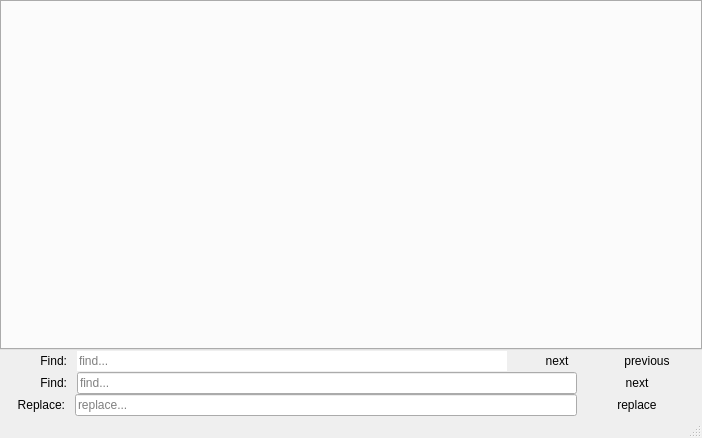
AndreaIdini/QSciTE, file resources/QSciTE.ui: the form before one commit.
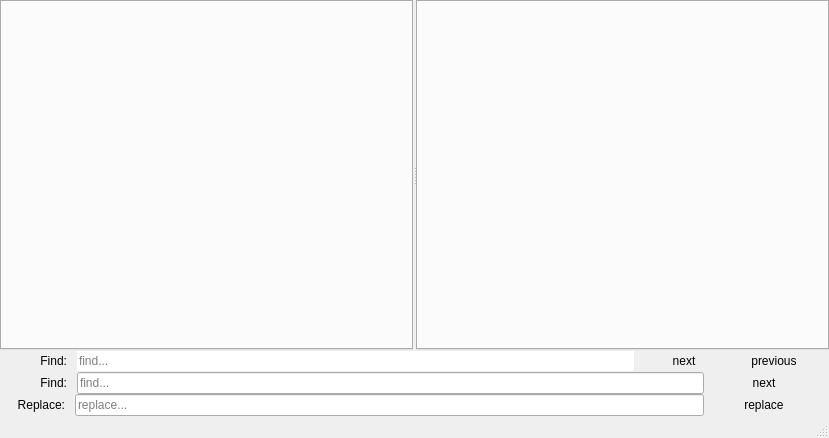
The form after the commit.

Commit message:
[NEW] Added support for side by side layouts
 - Also enabled the same ScintillaDocument to be open in two different views.

What changed in the file:
```diff
--- a/resources/QSciTE.ui
+++ b/resources/QSciTE.ui
@@ -6,7 +6,7 @@
    <rect>
     <x>0</x>
     <y>0</y>
-    <width>702</width>
+    <width>829</width>
     <height>438</height>
    </rect>
   </property>
@@ -14,6 +14,12 @@
    <string>QSciTE</string>
   </property>
   <widget class="QWidget" name="centralwidget">
+   <property name="sizePolicy">
+    <sizepolicy hsizetype="Preferred" vsizetype="Preferred">
+     <horstretch>0</horstretch>
+     <verstretch>0</verstretch>
+    </sizepolicy>
+   </property>
    <property name="focusPolicy">
     <enum>Qt::NoFocus</enum>
    </property>
@@ -28,7 +34,23 @@
      <number>0</number>
     </property>
     <item>
-     <widget class="QTabWidget" name="tabBar">
+     <widget class="QSplitter" name="splitter">
+      <property name="sizePolicy">
+       <sizepolicy hsizetype="Expanding" vsizetype="Expanding">
+        <horstretch>0</horstretch>
+        <verstretch>0</verstretch>
+       </sizepolicy>
+      </property>
+      <property name="lineWidth">
+       <number>0</number>
+      </property>
+      <property name="orientation">
+       <enum>Qt::Horizontal</enum>
+      </property>
+      <property name="handleWidth">
+       <number>3</number>
+      </property>
+      <widget class="QTabWidget" name="tabBarLeft">
       <property name="focusPolicy">
        <enum>Qt::NoFocus</enum>
       </property>
@@ -54,6 +76,24 @@
        <bool>true</bool>
       </property>
      </widget>
+      <widget class="QTabWidget" name="tabBarRight">
+       <property name="focusPolicy">
+        <enum>Qt::ClickFocus</enum>
+       </property>
+       <property name="tabShape">
+        <enum>QTabWidget::Triangular</enum>
+       </property>
+       <property name="usesScrollButtons">
+        <bool>true</bool>
+       </property>
+       <property name="tabsClosable">
+        <bool>true</bool>
+       </property>
+       <property name="movable">
+        <bool>true</bool>
+       </property>
+      </widget>
+     </widget>
     </item>
     <item>
      <widget class="QFrame" name="searchFrame">
```
Left out of the diff: 9 changed lines with no effect on the pictures. Lines whose indentation alone changed are shown as unchanged. The commit also changes 2 other files.
